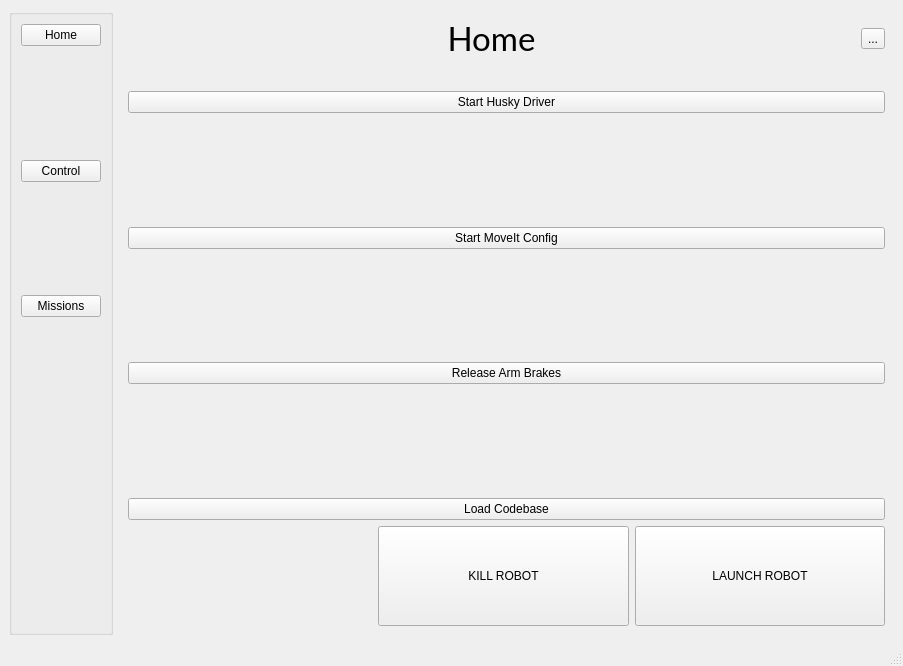
Before: the Qt Designer form ui/mainwindow.ui in DiceLabs/gui, drawn with Qt 5.
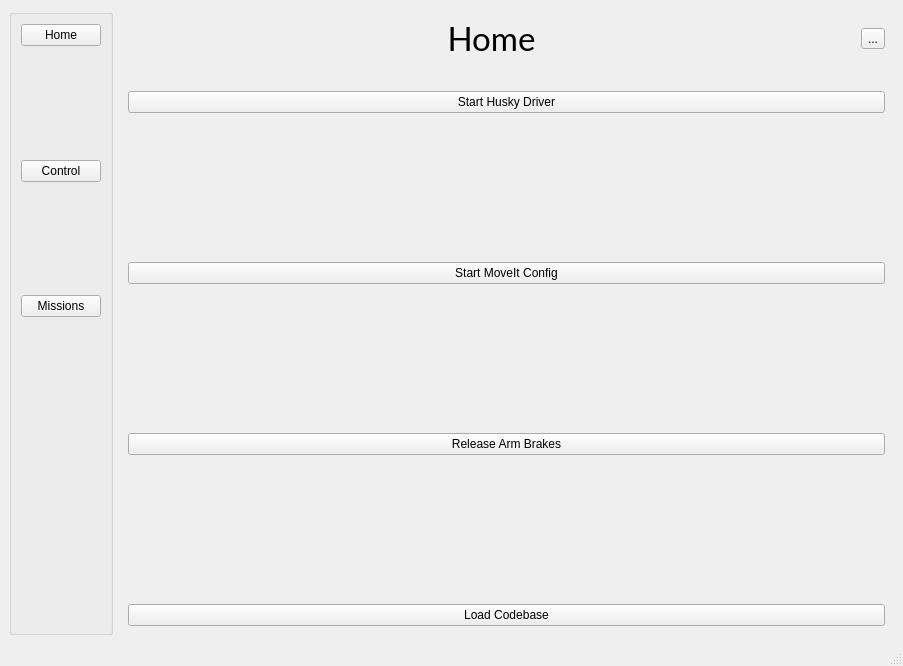
After: the same form once the commit is applied. The open tabs and pages were chosen to show the change.

```diff
--- a/ui/mainwindow.ui
+++ b/ui/mainwindow.ui
@@ -256,59 +256,7 @@
          </spacer>
         </item>
         <item row="10" column="1">
-         <layout class="QGridLayout" name="gridLayout_3">
-          <item row="0" column="0">
-           <spacer name="horizontalSpacer_2">
-            <property name="orientation">
-             <enum>Qt::Horizontal</enum>
-            </property>
-            <property name="sizeHint" stdset="0">
-             <size>
-              <width>40</width>
-              <height>20</height>
-             </size>
-            </property>
-           </spacer>
-          </item>
-          <item row="0" column="1">
-           <widget class="QPushButton" name="kill_robot">
-            <property name="sizePolicy">
-             <sizepolicy hsizetype="Expanding" vsizetype="MinimumExpanding">
-              <horstretch>0</horstretch>
-              <verstretch>0</verstretch>
-             </sizepolicy>
-            </property>
-            <property name="maximumSize">
-             <size>
-              <width>16777215</width>
-              <height>100</height>
-             </size>
-            </property>
-            <property name="text">
-             <string>KILL ROBOT</string>
-            </property>
-           </widget>
-          </item>
-          <item row="0" column="2">
-           <widget class="QPushButton" name="start_robot">
-            <property name="sizePolicy">
-             <sizepolicy hsizetype="Expanding" vsizetype="Minimum">
-              <horstretch>0</horstretch>
-              <verstretch>0</verstretch>
-             </sizepolicy>
-            </property>
-            <property name="maximumSize">
-             <size>
-              <width>16777215</width>
-              <height>100</height>
-             </size>
-            </property>
-            <property name="text">
-             <string>LAUNCH ROBOT</string>
-            </property>
-           </widget>
-          </item>
-         </layout>
+         <layout class="QGridLayout" name="gridLayout_3"/>
         </item>
        </layout>
       </widget>
```
Left out of the diff: 30 changed lines with no effect on the pictures.
